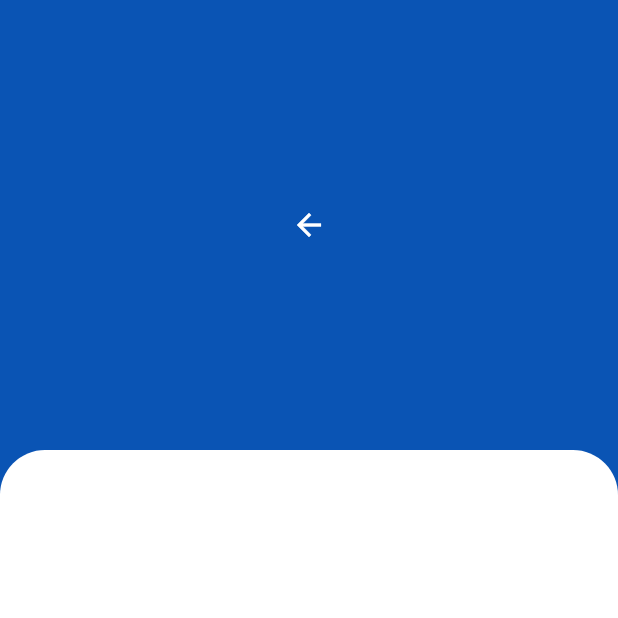
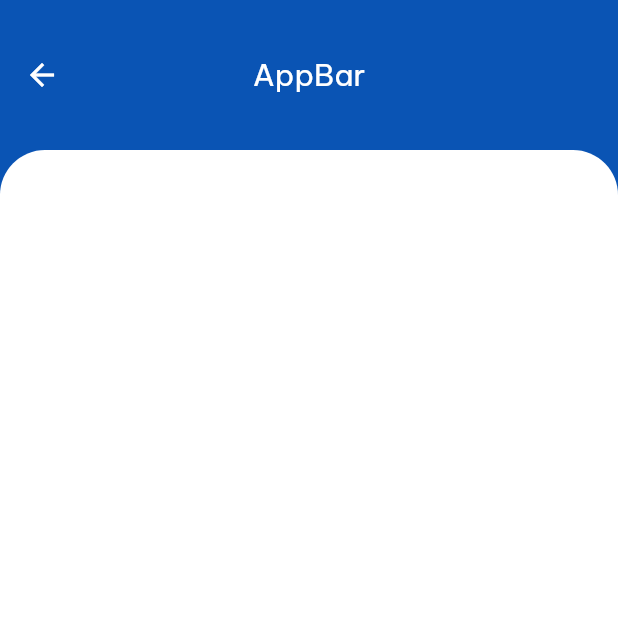
Before and after one commit to Mayank-9018/SmartHome, a Flutter app: the screen it shows after launch, after a tap on "Bedroom", on a phone screen of 412 x 824 dp, the top half of it. Run offline on Flutter 3.47's test engine with Material 2 defaults, Android fonts, the phone set to English and light mode, and no system bars.

Commit message:
Minimal changes

```diff
--- a/lib/layout/main_layout.dart
+++ b/lib/layout/main_layout.dart
@@ -34,10 +34,12 @@ class _MainLayoutState extends State<MainLayout> {
       backgroundColor: bgBlue,
       body: Column(
         children: [
-          AnimatedSize(
-            duration: resizeDuration,
-            child: AnimatedSwitcher(duration: switchDuration, child: _header),
-            curve: Curves.decelerate,
+          SafeArea(
+            child: AnimatedSize(
+              duration: resizeDuration,
+              child: AnimatedSwitcher(duration: switchDuration, child: _header),
+              curve: Curves.decelerate,
+            ),
           ),
           Expanded(
             child: Container(
--- a/lib/res/light_theme.dart
+++ b/lib/res/light_theme.dart
@@ -2,4 +2,9 @@ import 'package:flutter/material.dart';
 
 ThemeData lightTheme = ThemeData(
   fontFamily: 'Be Vietnam Pro',
+  appBarTheme: const AppBarTheme(
+    color: Colors.transparent,
+    centerTitle: true,
+    elevation: 0,
+  ),
 );
--- a/lib/screens/room_control.dart
+++ b/lib/screens/room_control.dart
@@ -12,12 +12,15 @@ class RoomControlHeader extends StatelessWidget {
         backBtnPressed(context);
         return false;
       },
-      child: SizedBox(
-        height: 300,
-        child: BackButton(
+      child: AppBar(
+        leading: BackButton(
           color: Colors.white,
           onPressed: () => backBtnPressed(context),
         ),
+        title: const Text(
+          "AppBar",
+        ),
+        toolbarHeight: 100,
       ),
     );
   }
```
